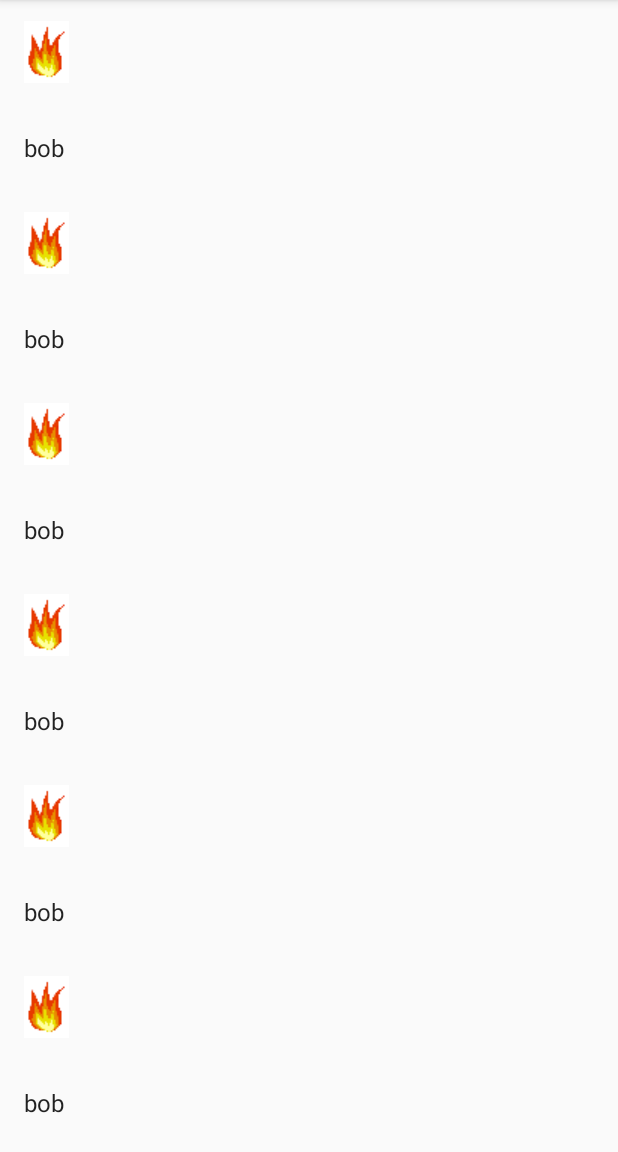
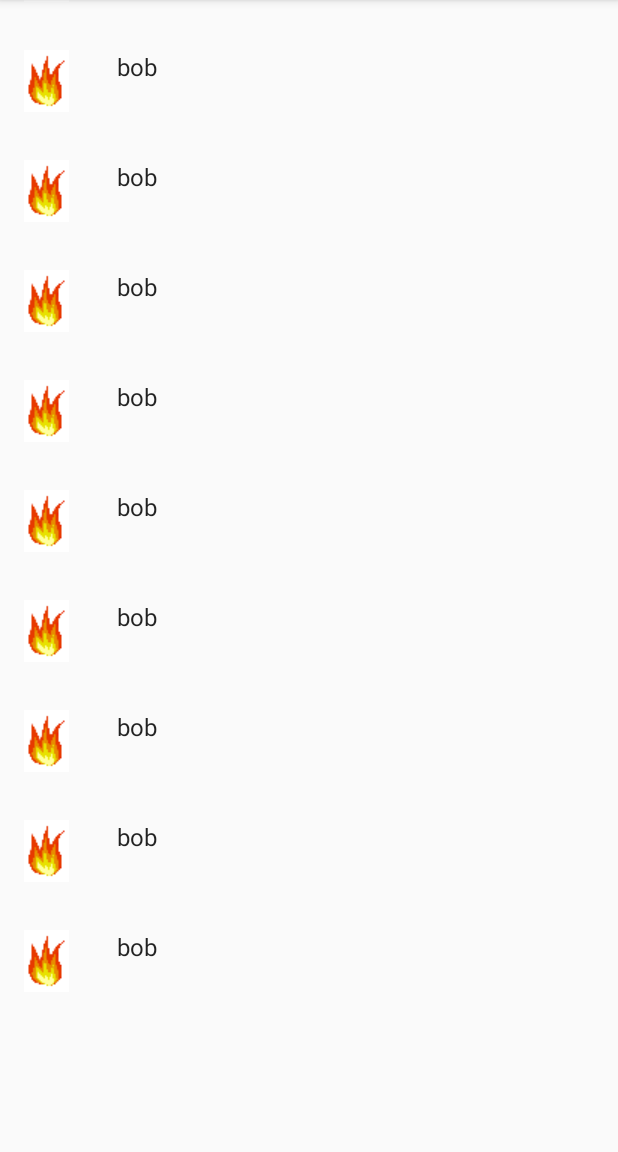
Before and after one commit to ronniemara/music-player, an Android app: the screen it shows after launch (MainActivity), on a phone screen of 412 x 824 dp, the part 84-1236 px from its top. Run offline under Robolectric (Android 15) with nearby library versions, the phone set to English and light mode, and no system bars; our stand-ins replace Picasso; pictures from the network do not load; 5 statements that could not run were skipped.

Commit message:
changed artist list item layout

```diff
--- a/mobile/src/main/res/layout/fragment_artists.xml
+++ b/mobile/src/main/res/layout/fragment_artists.xml
@@ -2,27 +2,21 @@
 <LinearLayout xmlns:android="http://schemas.android.com/apk/res/android"
     android:layout_width="match_parent"
     android:layout_height="wrap_content"
+    android:clickable="true"
+    android:focusable="true"
+    android:focusableInTouchMode="true"
     android:orientation="horizontal">
-
-    <LinearLayout
-        android:layout_width="match_parent"
+    <ImageView
+        android:id="@+id/artist_image"
+        android:layout_width="wrap_content"
         android:layout_height="wrap_content"
-        android:orientation="vertical">
+        android:layout_margin="@dimen/text_margin"
+        android:textAppearance="?attr/textAppearanceListItem"
+        android:contentDescription="artist image" />
         <TextView
             android:id="@+id/artist_name"
             android:layout_width="wrap_content"
             android:layout_height="wrap_content"
             android:layout_margin="@dimen/text_margin"
             android:textAppearance="?attr/textAppearanceListItem" />
-
-        <ImageView
-            android:id="@+id/artist_image"
-            android:layout_width="wrap_content"
-            android:layout_height="wrap_content"
-            android:layout_margin="@dimen/text_margin"
-            android:textAppearance="?attr/textAppearanceListItem"
-            android:contentDescription="artist image" />
-
-    </LinearLayout>
-
 </LinearLayout>
```
